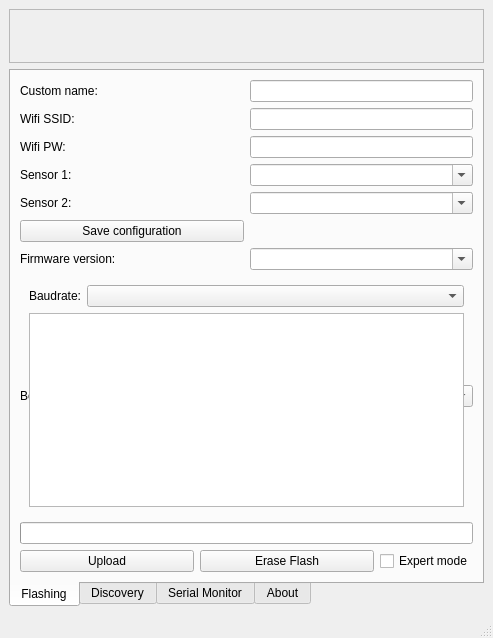
This is gui/mainwindow.ui in pjgueno/customFlasher as Qt 5 draws it before an edit. The edited form follows.
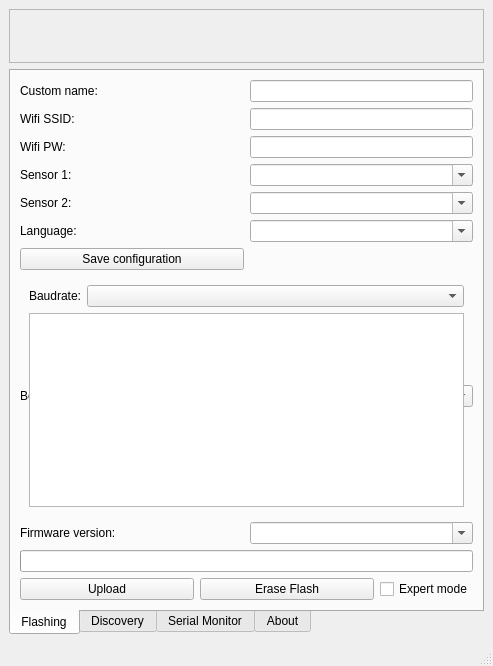
This is the edited form. Icons and pictures are not drawn.

What changed in the file:
```diff
--- a/gui/mainwindow.ui
+++ b/gui/mainwindow.ui
@@ -88,17 +88,17 @@
         <string>Flashing</string>
        </attribute>
        <layout class="QGridLayout" name="gridLayout_2" rowstretch="0,0,0,0,0,0,0,1">
-        <item row="6" column="0">
+        <item row="8" column="0">
          <widget class="QLabel" name="label_2">
           <property name="text">
            <string>Firmware version:</string>
           </property>
          </widget>
         </item>
-        <item row="8" column="0" colspan="2">
+        <item row="10" column="0" colspan="2">
          <widget class="QProgressBar" name="progressBar"/>
         </item>
-        <item row="6" column="1">
+        <item row="8" column="1">
          <widget class="QComboBox" name="versionBox">
           <property name="sizePolicy">
            <sizepolicy hsizetype="MinimumExpanding" vsizetype="Fixed">
@@ -112,7 +112,7 @@
          </widget>
         </item>
         
-        <item row="10" column="0" colspan="2">
+        <item row="11" column="0" colspan="2">
          <layout class="QHBoxLayout" name="horizontalLayout">
           <item>
            <widget class="QPushButton" name="uploadButton">
@@ -252,6 +252,27 @@
         </item>
 
         <item row="5" column="0">
+         <widget class="QLabel" name="label">
+          <property name="text">
+           <string>Language:</string>
+          </property>
+         </widget>
+        </item>
+        <item row="5" column="1">
+         <widget class="QComboBox" name="languageBox">
+          <property name="sizePolicy">
+           <sizepolicy hsizetype="MinimumExpanding" vsizetype="Fixed">
+            <horstretch>0</horstretch>
+            <verstretch>0</verstretch>
+           </sizepolicy>
+          </property>
+          <property name="editable">
+           <bool>true</bool>
+          </property>
+         </widget>
+        </item>
+
+        <item row="6" column="0">
          <widget class="QPushButton" name="wifiButton">
           <property name="sizePolicy">
            <sizepolicy hsizetype="MinimumExpanding" vsizetype="Fixed">
```
Left out of the diff: 2 changed lines with no effect on the pictures.
